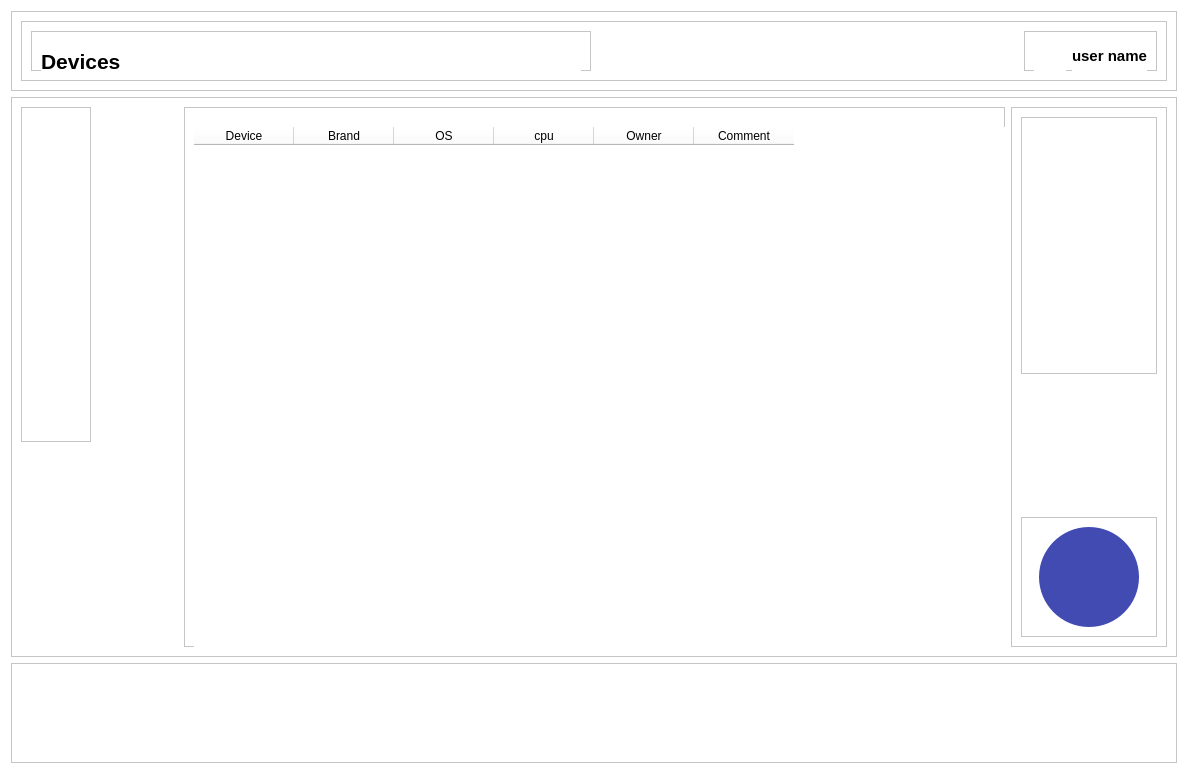
This is layouts/devices_screen.ui in fedulovs/InventoryUI as Qt 5 draws it before an edit. The edited form follows.
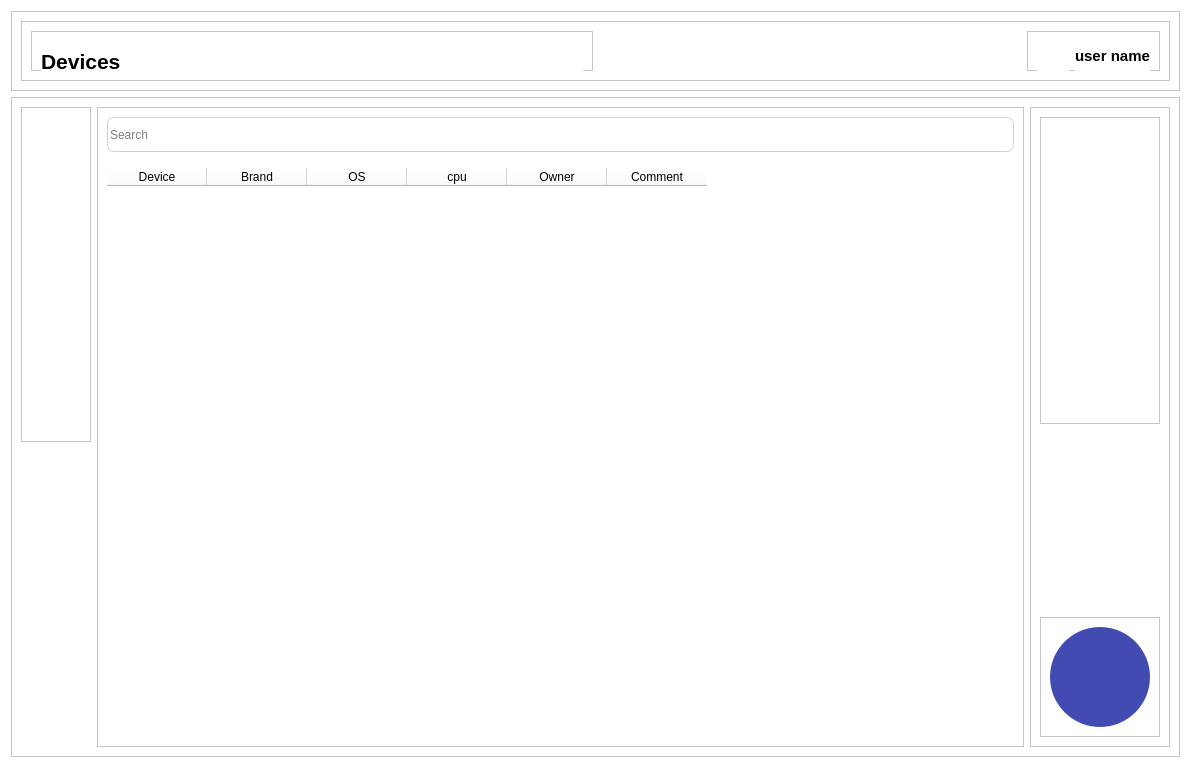
This is the edited form. Icons and pictures are not drawn.

Patch:
```diff
--- a/layouts/devices_screen.ui
+++ b/layouts/devices_screen.ui
@@ -157,8 +157,14 @@
      </layout>
     </widget>
    </item>
-   <item>
+   <item alignment="Qt::AlignLeft">
        <widget class="QFrame" name="content">
+     <property name="sizePolicy">
+      <sizepolicy hsizetype="Maximum" vsizetype="Preferred">
+       <horstretch>0</horstretch>
+       <verstretch>0</verstretch>
+      </sizepolicy>
+     </property>
            <property name="frameShape">
                <enum>QFrame::StyledPanel</enum>
            </property>
@@ -313,7 +319,7 @@
        <widget class="QFrame" name="table_container">
         <property name="minimumSize">
          <size>
-          <width>821</width>
+          <width>927</width>
           <height>0</height>
          </size>
         </property>
@@ -323,15 +329,76 @@
         <property name="frameShadow">
          <enum>QFrame::Raised</enum>
         </property>
+        <layout class="QVBoxLayout" name="verticalLayout_5">
+         <property name="spacing">
+          <number>10</number>
+         </property>
+         <property name="topMargin">
+          <number>0</number>
+         </property>
+         <property name="bottomMargin">
+          <number>9</number>
+         </property>
+         <item>
+          <widget class="QFrame" name="searchbar">
+           <property name="sizePolicy">
+            <sizepolicy hsizetype="Preferred" vsizetype="MinimumExpanding">
+             <horstretch>0</horstretch>
+             <verstretch>0</verstretch>
+            </sizepolicy>
+           </property>
+           <property name="minimumSize">
+            <size>
+             <width>0</width>
+             <height>50</height>
+            </size>
+           </property>
+           <property name="maximumSize">
+            <size>
+             <width>16777215</width>
+             <height>50</height>
+            </size>
+           </property>
+           <property name="frameShape">
+            <enum>QFrame::NoFrame</enum>
+           </property>
+           <property name="frameShadow">
+            <enum>QFrame::Raised</enum>
+           </property>
+           <layout class="QVBoxLayout" name="verticalLayout_4">
+            <property name="leftMargin">
+             <number>0</number>
+            </property>
+            <property name="topMargin">
+             <number>9</number>
+            </property>
+            <property name="rightMargin">
+             <number>0</number>
+            </property>
+            <property name="bottomMargin">
+             <number>9</number>
+            </property>
+            <item>
+             <widget class="QLineEdit" name="search_input">
+              <property name="minimumSize">
+               <size>
+                <width>0</width>
+                <height>35</height>
+               </size>
+              </property>
+              <property name="styleSheet">
+               <string notr="true">border-radius : 7; border: 1px solid #D1D1D1</string>
+              </property>
+              <property name="placeholderText">
+               <string>Search</string>
+              </property>
+             </widget>
+            </item>
+           </layout>
+          </widget>
+         </item>
+         <item>
         <widget class="QTableWidget" name="tableWidget">
-         <property name="geometry">
-          <rect>
-           <x>10</x>
-           <y>20</y>
-           <width>821</width>
-           <height>531</height>
-          </rect>
-         </property>
          <property name="sizePolicy">
           <sizepolicy hsizetype="Expanding" vsizetype="Expanding">
            <horstretch>2</horstretch>
@@ -347,6 +414,9 @@
          <property name="styleSheet">
           <string notr="true">border: none</string>
          </property>
+           <property name="gridStyle">
+            <enum>Qt::SolidLine</enum>
+           </property>
          <column>
           <property name="text">
            <string>Device</string>
@@ -378,6 +448,8 @@
           </property>
          </column>
         </widget>
+         </item>
+        </layout>
        </widget>
       </item>
       <item>
@@ -390,7 +462,7 @@
         </property>
         <property name="maximumSize">
          <size>
-          <width>200</width>
+          <width>300</width>
           <height>16777215</height>
          </size>
         </property>
```
Left out of the diff: 10 changed lines with no effect on the pictures. Lines whose indentation alone changed are shown as unchanged.
